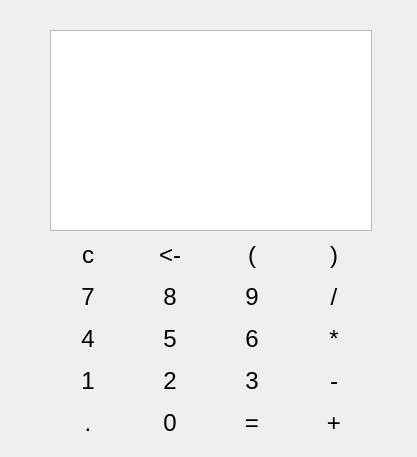
The window that Calculadora.ui (ferranjuan/Practica_1) describes before a commit, drawn with Qt 5.
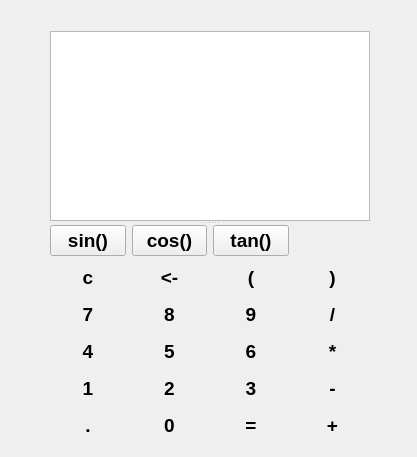
The same window after the commit.

Commit message: Añadimos funciones trigonometricas sin, cos, tan

What changed in the file:
```diff
--- a/Calculadora.ui
+++ b/Calculadora.ui
@@ -25,17 +25,18 @@
   <property name="windowTitle">
    <string>Calculadora</string>
   </property>
-  <widget class="QWidget" name="layoutWidget">
+  <widget class="QSplitter" name="splitter">
    <property name="geometry">
     <rect>
      <x>50</x>
-     <y>30</y>
-     <width>322</width>
-     <height>411</height>
-    </rect>
-   </property>
-   <layout class="QVBoxLayout" name="verticalLayout">
-    <item>
+              <y>31</y>
+              <width>320</width>
+              <height>410</height>
+          </rect>
+      </property>
+      <property name="orientation">
+          <enum>Qt::Vertical</enum>
+      </property>
      <widget class="QTextEdit" name="pantalla">
       <property name="font">
        <font>
@@ -58,14 +59,35 @@
        <bool>true</bool>
       </property>
      </widget>
-    </item>
-    <item>
+      <widget class="QWidget" name="">
      <layout class="QGridLayout" name="gridLayout">
-      <item row="0" column="2">
+              <item row="4" column="0">
+                  <widget class="QPushButton" name="btcuatro">
+                      <property name="font">
+                          <font>
+                              <pointsize>14</pointsize>
+                              <weight>75</weight>
+                              <bold>true</bold>
+                          </font>
+                      </property>
+                      <property name="cursor">
+                          <cursorShape>PointingHandCursor</cursorShape>
+                      </property>
+                      <property name="text">
+                          <string>4</string>
+                      </property>
+                      <property name="flat">
+                          <bool>true</bool>
+                      </property>
+                  </widget>
+              </item>
+              <item row="2" column="2">
        <widget class="QPushButton" name="btpara">
         <property name="font">
          <font>
-          <pointsize>18</pointsize>
+                              <pointsize>14</pointsize>
+                              <weight>75</weight>
+                              <bold>true</bold>
          </font>
         </property>
         <property name="cursor">
@@ -79,11 +101,33 @@
         </property>
        </widget>
       </item>
-      <item row="1" column="2">
+              <item row="5" column="1">
+                  <widget class="QPushButton" name="btdos">
+                      <property name="font">
+                          <font>
+                              <pointsize>14</pointsize>
+                              <weight>75</weight>
+                              <bold>true</bold>
+                          </font>
+                      </property>
+                      <property name="cursor">
+                          <cursorShape>PointingHandCursor</cursorShape>
+                      </property>
+                      <property name="text">
+                          <string>2</string>
+                      </property>
+                      <property name="flat">
+                          <bool>true</bool>
+                      </property>
+                  </widget>
+              </item>
+              <item row="3" column="2">
        <widget class="QPushButton" name="btnueve">
         <property name="font">
          <font>
-          <pointsize>18</pointsize>
+                              <pointsize>14</pointsize>
+                              <weight>75</weight>
+                              <bold>true</bold>
          </font>
         </property>
         <property name="cursor">
@@ -97,137 +141,13 @@
         </property>
        </widget>
       </item>
-      <item row="1" column="3">
-       <widget class="QPushButton" name="btdivi">
-        <property name="font">
-         <font>
-          <pointsize>18</pointsize>
-         </font>
-        </property>
-        <property name="cursor">
-         <cursorShape>PointingHandCursor</cursorShape>
-        </property>
-        <property name="text">
-         <string>/</string>
-        </property>
-        <property name="flat">
-         <bool>true</bool>
-        </property>
-       </widget>
-      </item>
-      <item row="0" column="3">
-       <widget class="QPushButton" name="btparc">
-        <property name="font">
-         <font>
-          <pointsize>18</pointsize>
-         </font>
-        </property>
-        <property name="cursor">
-         <cursorShape>PointingHandCursor</cursorShape>
-        </property>
-        <property name="text">
-         <string>)</string>
-        </property>
-        <property name="flat">
-         <bool>true</bool>
-        </property>
-       </widget>
-      </item>
-      <item row="3" column="0">
-       <widget class="QPushButton" name="btcuatro">
-        <property name="font">
-         <font>
-          <pointsize>18</pointsize>
-         </font>
-        </property>
-        <property name="cursor">
-         <cursorShape>PointingHandCursor</cursorShape>
-        </property>
-        <property name="text">
-         <string>4</string>
-        </property>
-        <property name="flat">
-         <bool>true</bool>
-        </property>
-       </widget>
-      </item>
-      <item row="1" column="0">
-       <widget class="QPushButton" name="btsiete">
-        <property name="font">
-         <font>
-          <pointsize>18</pointsize>
-         </font>
-        </property>
-        <property name="cursor">
-         <cursorShape>PointingHandCursor</cursorShape>
-        </property>
-        <property name="text">
-         <string>7</string>
-        </property>
-        <property name="flat">
-         <bool>true</bool>
-        </property>
-       </widget>
-      </item>
-      <item row="0" column="0">
-       <widget class="QPushButton" name="btclear">
-        <property name="font">
-         <font>
-          <pointsize>18</pointsize>
-         </font>
-        </property>
-        <property name="cursor">
-         <cursorShape>PointingHandCursor</cursorShape>
-        </property>
-        <property name="text">
-         <string>c</string>
-        </property>
-        <property name="flat">
-         <bool>true</bool>
-        </property>
-       </widget>
-      </item>
-      <item row="4" column="2">
-       <widget class="QPushButton" name="bttres">
-        <property name="font">
-         <font>
-          <pointsize>18</pointsize>
-         </font>
-        </property>
-        <property name="cursor">
-         <cursorShape>PointingHandCursor</cursorShape>
-        </property>
-        <property name="text">
-         <string>3</string>
-        </property>
-        <property name="flat">
-         <bool>true</bool>
-        </property>
-       </widget>
-      </item>
-      <item row="3" column="2">
-       <widget class="QPushButton" name="btseis">
-        <property name="font">
-         <font>
-          <pointsize>18</pointsize>
-         </font>
-        </property>
-        <property name="cursor">
-         <cursorShape>PointingHandCursor</cursorShape>
-        </property>
-        <property name="text">
-         <string>6</string>
-        </property>
-        <property name="flat">
-         <bool>true</bool>
-        </property>
-       </widget>
-      </item>
-      <item row="0" column="1">
+              <item row="2" column="1">
        <widget class="QPushButton" name="btback">
         <property name="font">
          <font>
-          <pointsize>18</pointsize>
+                              <pointsize>14</pointsize>
+                              <weight>75</weight>
+                              <bold>true</bold>
          </font>
         </property>
         <property name="cursor">
@@ -242,100 +162,12 @@
        </widget>
       </item>
       <item row="4" column="3">
-       <widget class="QPushButton" name="btresta">
-        <property name="font">
-         <font>
-          <pointsize>18</pointsize>
-         </font>
-        </property>
-        <property name="cursor">
-         <cursorShape>PointingHandCursor</cursorShape>
-        </property>
-        <property name="text">
-         <string>-</string>
-        </property>
-        <property name="flat">
-         <bool>true</bool>
-        </property>
-       </widget>
-      </item>
-      <item row="1" column="1">
-       <widget class="QPushButton" name="btocho">
-        <property name="font">
-         <font>
-          <pointsize>18</pointsize>
-         </font>
-        </property>
-        <property name="cursor">
-         <cursorShape>PointingHandCursor</cursorShape>
-        </property>
-        <property name="text">
-         <string>8</string>
-        </property>
-        <property name="flat">
-         <bool>true</bool>
-        </property>
-       </widget>
-      </item>
-      <item row="3" column="1">
-       <widget class="QPushButton" name="btcinco">
-        <property name="font">
-         <font>
-          <pointsize>18</pointsize>
-         </font>
-        </property>
-        <property name="cursor">
-         <cursorShape>PointingHandCursor</cursorShape>
-        </property>
-        <property name="text">
-         <string>5</string>
-        </property>
-        <property name="flat">
-         <bool>true</bool>
-        </property>
-       </widget>
-      </item>
-      <item row="4" column="1">
-       <widget class="QPushButton" name="btdos">
-        <property name="font">
-         <font>
-          <pointsize>18</pointsize>
-         </font>
-        </property>
-        <property name="cursor">
-         <cursorShape>PointingHandCursor</cursorShape>
-        </property>
-        <property name="text">
-         <string>2</string>
-        </property>
-        <property name="flat">
-         <bool>true</bool>
-        </property>
-       </widget>
-      </item>
-      <item row="4" column="0">
-       <widget class="QPushButton" name="btuno">
-        <property name="font">
-         <font>
-          <pointsize>18</pointsize>
-         </font>
-        </property>
-        <property name="cursor">
-         <cursorShape>PointingHandCursor</cursorShape>
-        </property>
-        <property name="text">
-         <string>1</string>
-        </property>
-        <property name="flat">
-         <bool>true</bool>
-        </property>
-       </widget>
-      </item>
-      <item row="3" column="3">
        <widget class="QPushButton" name="btmulti">
         <property name="font">
          <font>
-          <pointsize>18</pointsize>
+                              <pointsize>14</pointsize>
+                              <weight>75</weight>
+                              <bold>true</bold>
          </font>
         </property>
         <property name="cursor">
@@ -349,11 +181,47 @@
         </property>
        </widget>
       </item>
-      <item row="5" column="1">
+              <item row="4" column="2">
+                  <widget class="QPushButton" name="btseis">
+                      <property name="font">
+                          <font>
+                              <pointsize>14</pointsize>
+                              <weight>75</weight>
+                              <bold>true</bold>
+                          </font>
+                      </property>
+                      <property name="cursor">
+                          <cursorShape>PointingHandCursor</cursorShape>
+                      </property>
+                      <property name="text">
+                          <string>6</string>
+                      </property>
+                      <property name="flat">
+                          <bool>true</bool>
+                      </property>
+                  </widget>
+              </item>
+              <item row="0" column="1">
+                  <widget class="QPushButton" name="btcos">
+                      <property name="font">
+                          <font>
+                              <pointsize>14</pointsize>
+                              <weight>75</weight>
+                              <bold>true</bold>
+                          </font>
+                      </property>
+                      <property name="text">
+                          <string>cos()</string>
+                      </property>
+                  </widget>
+              </item>
+              <item row="6" column="1">
        <widget class="QPushButton" name="btcero">
         <property name="font">
          <font>
-          <pointsize>18</pointsize>
+                              <pointsize>14</pointsize>
+                              <weight>75</weight>
+                              <bold>true</bold>
          </font>
         </property>
         <property name="cursor">
@@ -367,11 +235,153 @@
         </property>
        </widget>
       </item>
+              <item row="4" column="1">
+                  <widget class="QPushButton" name="btcinco">
+                      <property name="font">
+                          <font>
+                              <pointsize>14</pointsize>
+                              <weight>75</weight>
+                              <bold>true</bold>
+                          </font>
+                      </property>
+                      <property name="cursor">
+                          <cursorShape>PointingHandCursor</cursorShape>
+                      </property>
+                      <property name="text">
+                          <string>5</string>
+                      </property>
+                      <property name="flat">
+                          <bool>true</bool>
+                      </property>
+                  </widget>
+              </item>
+              <item row="3" column="0">
+                  <widget class="QPushButton" name="btsiete">
+                      <property name="font">
+                          <font>
+                              <pointsize>14</pointsize>
+                              <weight>75</weight>
+                              <bold>true</bold>
+                          </font>
+                      </property>
+                      <property name="cursor">
+                          <cursorShape>PointingHandCursor</cursorShape>
+                      </property>
+                      <property name="text">
+                          <string>7</string>
+                      </property>
+                      <property name="flat">
+                          <bool>true</bool>
+                      </property>
+                  </widget>
+              </item>
       <item row="5" column="0">
+                  <widget class="QPushButton" name="btuno">
+                      <property name="font">
+                          <font>
+                              <pointsize>14</pointsize>
+                              <weight>75</weight>
+                              <bold>true</bold>
+                          </font>
+                      </property>
+                      <property name="cursor">
+                          <cursorShape>PointingHandCursor</cursorShape>
+                      </property>
+                      <property name="text">
+                          <string>1</string>
+                      </property>
+                      <property name="flat">
+                          <bool>true</bool>
+                      </property>
+                  </widget>
+              </item>
+              <item row="2" column="0">
+                  <widget class="QPushButton" name="btclear">
+                      <property name="font">
+                          <font>
+                              <pointsize>14</pointsize>
+                              <weight>75</weight>
+                              <bold>true</bold>
+                          </font>
+                      </property>
+                      <property name="cursor">
+                          <cursorShape>PointingHandCursor</cursorShape>
+                      </property>
+                      <property name="text">
+                          <string>c</string>
+                      </property>
+                      <property name="flat">
+                          <bool>true</bool>
+                      </property>
+                  </widget>
+              </item>
+              <item row="3" column="1">
+                  <widget class="QPushButton" name="btocho">
+                      <property name="font">
+                          <font>
+                              <pointsize>14</pointsize>
+                              <weight>75</weight>
+                              <bold>true</bold>
+                          </font>
+                      </property>
+                      <property name="cursor">
+                          <cursorShape>PointingHandCursor</cursorShape>
+                      </property>
+                      <property name="text">
+                          <string>8</string>
+                      </property>
+                      <property name="flat">
+                          <bool>true</bool>
+                      </property>
+                  </widget>
+              </item>
+              <item row="5" column="3">
+                  <widget class="QPushButton" name="btresta">
+                      <property name="font">
+                          <font>
+                              <pointsize>14</pointsize>
+                              <weight>75</weight>
+                              <bold>true</bold>
+                          </font>
+                      </property>
+                      <property name="cursor">
+                          <cursorShape>PointingHandCursor</cursorShape>
+                      </property>
+                      <property name="text">
+                          <string>-</string>
+                      </property>
+                      <property name="flat">
+                          <bool>true</bool>
+                      </property>
+                  </widget>
+              </item>
+              <item row="6" column="2">
+                  <widget class="QPushButton" name="btevalua">
+                      <property name="font">
+                          <font>
+                              <pointsize>14</pointsize>
+                              <weight>75</weight>
+                              <bold>true</bold>
+                          </font>
+                      </property>
+                      <property name="cursor">
+                          <cursorShape>PointingHandCursor</cursorShape>
+                      </property>
+                      <property name="text">
+                          <string>=</string>
+                      </property>
+                      <property name="flat">
+                          <bool>true</bool>
+                      </property>
+                  </widget>
+              </item>
+              <item row="6" column="0">
        <widget class="QPushButton" name="btcoma">
         <property name="font">
          <font>
-          <pointsize>18</pointsize>
+                              <pointsize>14</pointsize>
+                              <weight>75</weight>
+                              <bold>true</bold>
          </font>
         </property>
         <property name="cursor">
@@ -385,29 +395,67 @@
         </property>
        </widget>
       </item>
+              <item row="3" column="3">
+                  <widget class="QPushButton" name="btdivi">
+                      <property name="font">
+                          <font>
+                              <pointsize>14</pointsize>
+                              <weight>75</weight>
+                              <bold>true</bold>
+                          </font>
+                      </property>
+                      <property name="cursor">
+                          <cursorShape>PointingHandCursor</cursorShape>
+                      </property>
+                      <property name="text">
+                          <string>/</string>
+                      </property>
+                      <property name="flat">
+                          <bool>true</bool>
+                      </property>
+                  </widget>
+              </item>
       <item row="5" column="2">
-       <widget class="QPushButton" name="btevalua">
+                  <widget class="QPushButton" name="bttres">
         <property name="font">
          <font>
-          <pointsize>18</pointsize>
+                              <pointsize>14</pointsize>
+                              <weight>75</weight>
+                              <bold>true</bold>
          </font>
         </property>
         <property name="cursor">
          <cursorShape>PointingHandCursor</cursorShape>
         </property>
         <property name="text">
-         <string>=</string>
+                          <string>3</string>
         </property>
         <property name="flat">
          <bool>true</bool>
         </property>
        </widget>
       </item>
-      <item row="5" column="3">
+              <item row="0" column="2">
+                  <widget class="QPushButton" name="bttan">
+                      <property name="font">
+                          <font>
+                              <pointsize>14</pointsize>
+                              <weight>75</weight>
+                              <bold>true</bold>
+                          </font>
+                      </property>
+                      <property name="text">
+                          <string>tan()</string>
+                      </property>
+                  </widget>
+              </item>
+              <item row="6" column="3">
        <widget class="QPushButton" name="btsuma">
         <property name="font">
          <font>
-          <pointsize>18</pointsize>
+                              <pointsize>14</pointsize>
+                              <weight>75</weight>
+                              <bold>true</bold>
          </font>
         </property>
         <property name="cursor">
@@ -421,9 +469,42 @@
         </property>
        </widget>
       </item>
-     </layout>
-    </item>
-   </layout>
+              <item row="2" column="3">
+                  <widget class="QPushButton" name="btparc">
+                      <property name="font">
+                          <font>
+                              <pointsize>14</pointsize>
+                              <weight>75</weight>
+                              <bold>true</bold>
+                          </font>
+                      </property>
+                      <property name="cursor">
+                          <cursorShape>PointingHandCursor</cursorShape>
+                      </property>
+                      <property name="text">
+                          <string>)</string>
+                      </property>
+                      <property name="flat">
+                          <bool>true</bool>
+                      </property>
+                  </widget>
+              </item>
+              <item row="0" column="0">
+                  <widget class="QPushButton" name="btsin">
+                      <property name="font">
+                          <font>
+                              <pointsize>14</pointsize>
+                              <weight>75</weight>
+                              <bold>true</bold>
+                          </font>
+                      </property>
+                      <property name="text">
+                          <string>sin()</string>
+                      </property>
+                  </widget>
+              </item>
+          </layout>
+      </widget>
   </widget>
  </widget>
  <resources/>
```
Left out of the diff: 107 changed lines with no effect on the pictures. Lines whose indentation alone changed are shown as unchanged. The commit also changes 1 other file.
